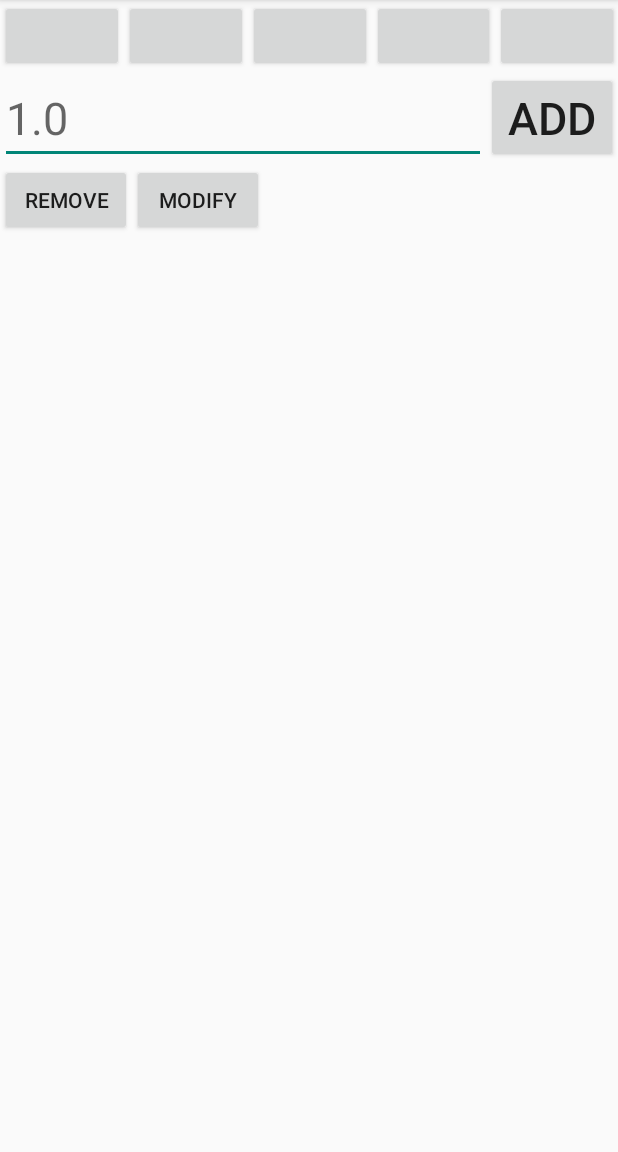
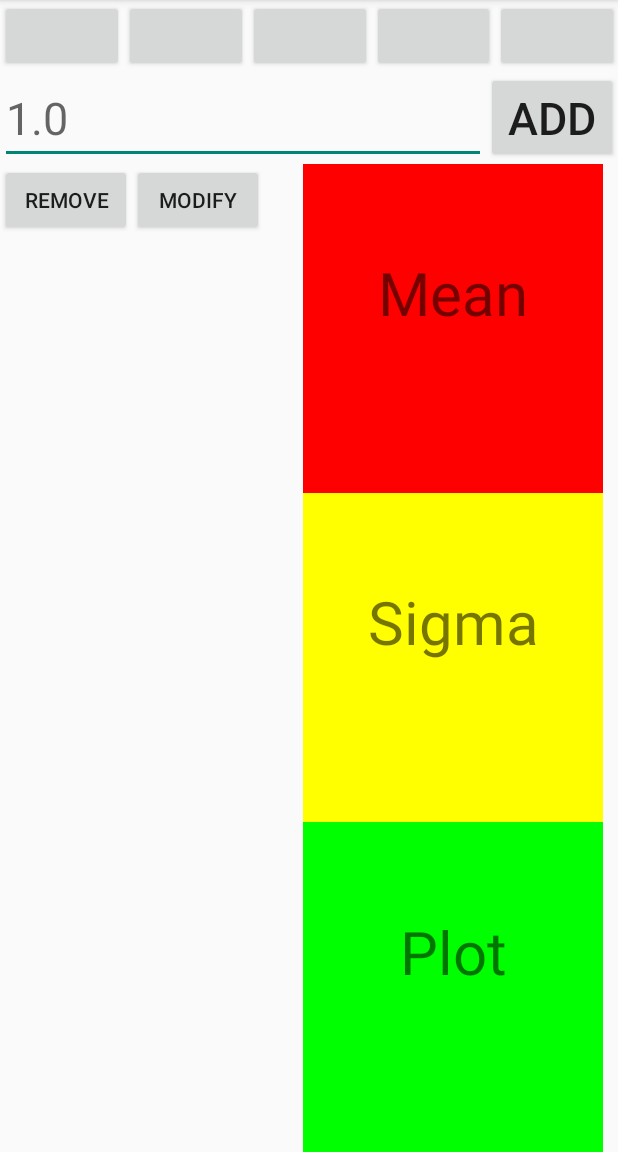
Before and after one commit to REVProfumo/AntibesByBus, an Android app: the New_set screen opened directly, with no data from a screen before it, after a tap on "ADD", on a phone screen of 412 x 824 dp, the part 84-1236 px from its top. Run offline under Robolectric (Android 15) with nearby library versions, the phone set to English and light mode, and no system bars.

Commit message:
added views on the right

```diff
--- a/Formulas/app/src/main/res/layout/new_set.xml
+++ b/Formulas/app/src/main/res/layout/new_set.xml
@@ -56,15 +56,56 @@
             android:layout_alignParentLeft="true"
             android:layout_toLeftOf="@id/add"/>
         <ScrollView
+            android:layout_weight="0.2"
             android:layout_width="match_parent"
             android:layout_below="@id/add_hint"
-            android:layout_height="match_parent">
+            android:layout_height="match_parent"
+            android:layout_alignParentLeft="true"
+            >
             <TableLayout
                 android:id="@+id/hints"
                 android:layout_width="match_parent"
                 android:layout_height="wrap_content"
                 android:orientation="vertical"/>
         </ScrollView>
+        <LinearLayout
+            android:layout_weight="0.2"
+            android:id="@+id/hints3"
+            android:layout_width="match_parent"
+            android:layout_height="fill_parent"
+            android:orientation="vertical"
+            android:layout_below="@id/add_hint"
+            android:layout_toRightOf="@id/hints"
+            android:layout_alignParentRight="true"
+            >
+            <TextView
+            android:layout_width="200dp"
+                android:layout_weight="0.3"
+            android:layout_height="wrap_content"
+            android:text="Mean\n"
+                android:textSize="40dp" android:layout_gravity="right"
+                android:layout_marginRight="10dp"
+                android:background="#FFFF0000"
+                android:gravity="center"/>
+            <TextView
+                android:layout_width="200dp"
+                android:layout_height="wrap_content"
+                android:layout_weight="0.3"
+                android:gravity="center"
+                android:text="Sigma\n" android:textSize="40dp"
+                android:layout_gravity="right"
+                android:layout_marginRight="10dp"
+                android:background="#FFFFFF00"/>
+            <TextView
+                android:layout_width="200dp"
+                android:layout_height="wrap_content"
+                android:layout_weight="0.3"
+                android:gravity="center"
+                android:text="Plot\n" android:textSize="40dp"
+                android:layout_gravity="right"
+                android:layout_marginRight="10dp"
+                android:background="#FF00FF00"/>
+           </LinearLayout>
     </RelativeLayout>
 
 </LinearLayout>
```
